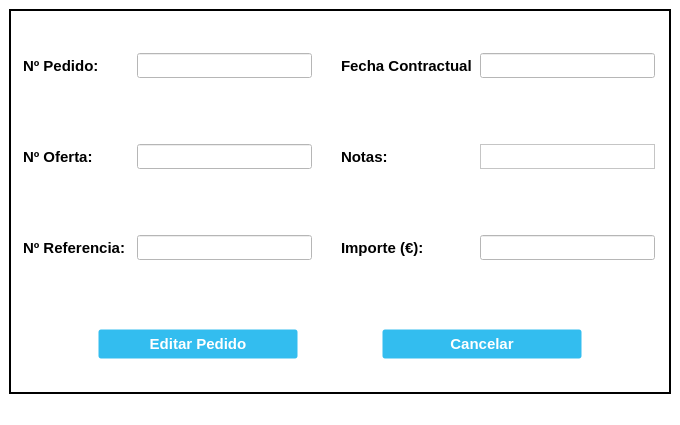
The window that UI_Files/EditOrder_Window.ui (e-serrano/ERP_EIPSA) describes before a commit, drawn with Qt 5.
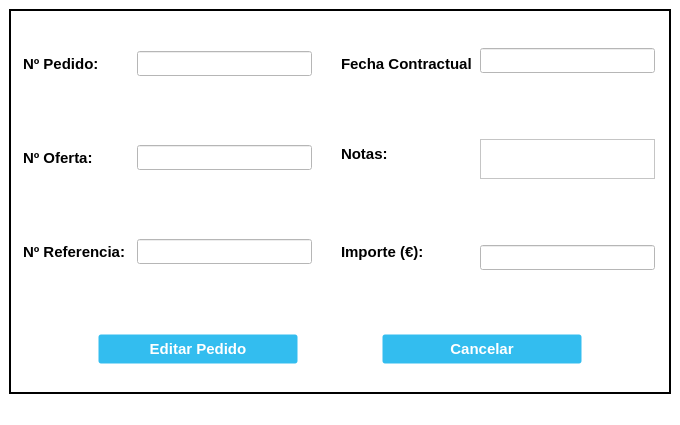
The same window after the commit. Icons and pictures are not drawn.

```diff
--- a/UI_Files/EditOrder_Window.ui
+++ b/UI_Files/EditOrder_Window.ui
@@ -423,7 +423,7 @@
               <string>Notas:</string>
              </property>
              <property name="alignment">
-              <set>Qt::AlignLeading|Qt::AlignLeft|Qt::AlignVCenter</set>
+              <set>Qt::AlignLeading|Qt::AlignLeft|Qt::AlignTop</set>
              </property>
             </widget>
            </item>
@@ -517,13 +517,13 @@
              <property name="minimumSize">
               <size>
                <width>175</width>
-               <height>25</height>
+               <height>40</height>
               </size>
              </property>
              <property name="maximumSize">
               <size>
                <width>175</width>
-               <height>25</height>
+               <height>40</height>
               </size>
              </property>
              <property name="font">
```
